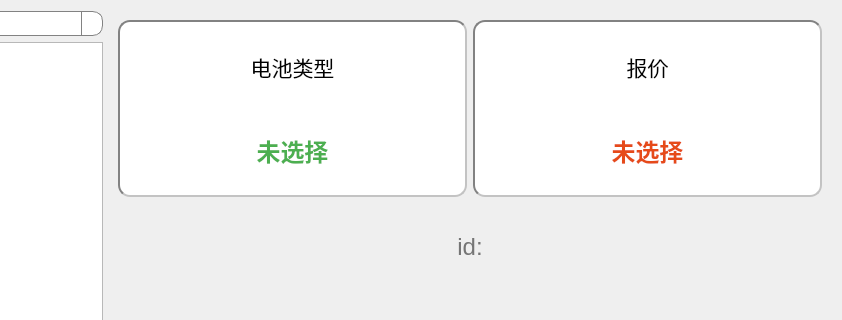
The window that transactionHistoryDialog.ui (RipplesDance/WasteMetalRecoverySystem) describes before a commit, drawn with Qt 5; both pictures show x 389 to 1231 and y 0 to 320 of the 1231 by 783 pixel window.
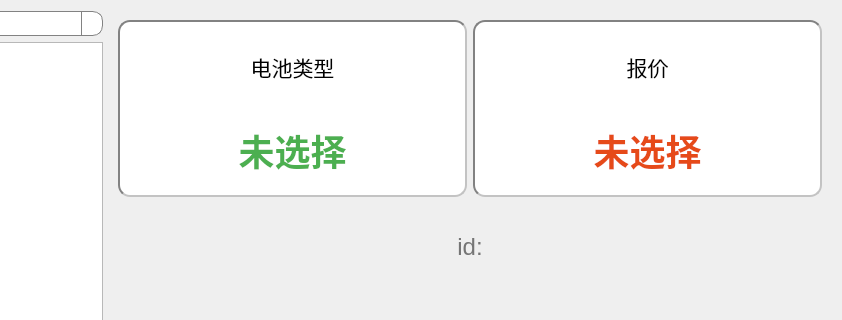
The same window after the commit. Icons and pictures are not drawn.

Commit message: polish interface

```diff
--- a/transactionHistoryDialog.ui
+++ b/transactionHistoryDialog.ui
@@ -362,7 +362,7 @@
            </property>
            <property name="styleSheet">
             <string notr="true">QLabel {
-    font-size: 24px;
+    font-size: 36px;
     font-weight: bold;
     color: #E64A19; /* 醒目的橙红色 */
 }</string>
@@ -506,7 +506,7 @@
            </property>
            <property name="styleSheet">
             <string notr="true">QLabel {
-    font-size: 24px;
+    font-size: 36px;
     font-weight: bold;
     color: #4CAF50;
 }</string>
```
Left out of the diff: 3 changed lines with no effect on the pictures.
